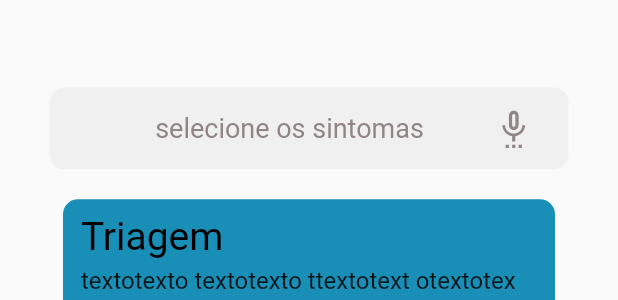
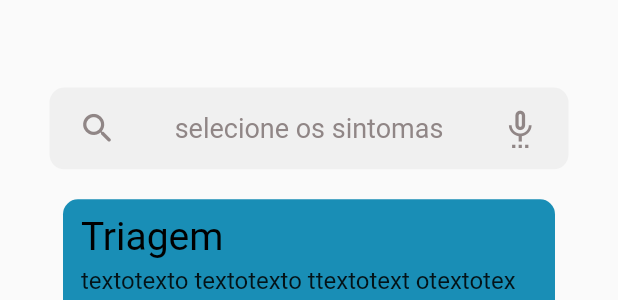
Before and after one commit to Igormachado90/Projeto-Integrador, a Flutter app: the Home1 widget shown alone on an empty page, opened directly, on a phone screen of 412 x 824 dp. Shown: the part 202-502 px from the top of the screen. Run offline on Flutter 3.47's test engine with Material 2 defaults, Android fonts, the phone set to English and light mode, and no system bars.

Commit message:
só atualizar#

```diff
--- a/lib/home.dart
+++ b/lib/home.dart
@@ -1,4 +1,5 @@
 import 'package:flutter/material.dart';
+import 'package:projeto_integrador/sintomas.dart';
 
 void main() {
   runApp(const CodeApp());
@@ -94,6 +95,11 @@ class Home1 extends StatelessWidget {
               Column(
                 mainAxisAlignment: MainAxisAlignment.center,
                 children: [
+                  Icon(
+                    Icons.search_rounded,
+                    size: 26.0,
+                    color: Color.fromARGB(237, 137, 126, 126),
+                  ),
                   // Align(
                   //   alignment: Alignment.center,
                   //   child: IconButton(
@@ -260,7 +266,14 @@ class Home1 extends StatelessWidget {
           child: Row(
             mainAxisAlignment: MainAxisAlignment.spaceAround,
             children: [
-              Container(
+              GestureDetector(
+                onTap: () {
+                  Navigator.push(
+                    context,
+                    MaterialPageRoute(builder: (context) => const Sintomas()),
+                    );
+                },
+                child: Container(
                   decoration: BoxDecoration(
                     borderRadius: BorderRadius.circular(10),
                     color: const Color.fromARGB(236, 184, 176, 176),
@@ -280,37 +293,15 @@ class Home1 extends StatelessWidget {
                     ],
                   ),
                 ),
-              Container(
-                decoration: BoxDecoration(
-                  borderRadius: BorderRadius.circular(10),
-                  color: const Color.fromARGB(236, 184, 176, 176),
               ),
-                width: 150,
-                child: const Column(
-                  children: [
-                    SizedBox(height: 110),
-                    Text(
-                      "Sintoma",
-                      style: TextStyle(
-                        fontSize: 19.5,
-                        fontWeight: FontWeight.w400,
-                        color: Colors.black,
-                      ),
-                    ),
-                  ],
-                ),
-              )
-            ],
-          ),
-        ),
-        Container(
-          width: 350,
-          height: 140,
-          margin: const EdgeInsets.only(top: 30),
-          child: Row(
-            mainAxisAlignment: MainAxisAlignment.spaceAround,
-            children: [
-              Container(
+              GestureDetector(
+                onTap: () {
+                  Navigator.push(
+                      context,
+                      MaterialPageRoute(
+                          builder: (context) => const Sintomas()));
+                },
+                child: Container(
                   decoration: BoxDecoration(
                     borderRadius: BorderRadius.circular(10),
                     color: const Color.fromARGB(236, 184, 176, 176),
@@ -330,7 +321,25 @@ class Home1 extends StatelessWidget {
                     ],
                   ),
                 ),
+              )
+            ],
+          ),
+        ),
         Container(
+          width: 350,
+          height: 140,
+          margin: const EdgeInsets.only(top: 30),
+          child: Row(
+            mainAxisAlignment: MainAxisAlignment.spaceAround,
+            children: [
+              GestureDetector(
+                onTap: () {
+                  Navigator.push(
+                    context,
+                    MaterialPageRoute(builder: (context) => const Sintomas()),
+                  );
+                },
+                child: Container(
                   decoration: BoxDecoration(
                     borderRadius: BorderRadius.circular(10),
                     color: const Color.fromARGB(236, 184, 176, 176),
@@ -349,6 +358,35 @@ class Home1 extends StatelessWidget {
                       ),
                     ],
                   ),
+                ),
+              ),
+              GestureDetector(
+                onTap: () {
+                  Navigator.push(
+                    context,
+                    MaterialPageRoute(builder: (context) => const Sintomas()),
+                  );
+                },
+                child: Container(
+                  decoration: BoxDecoration(
+                    borderRadius: BorderRadius.circular(10),
+                    color: const Color.fromARGB(236, 184, 176, 176),
+                  ),
+                  width: 150,
+                  child: const Column(
+                    children: [
+                      SizedBox(height: 110),
+                      Text(
+                        "Sintoma",
+                        style: TextStyle(
+                          fontSize: 19.5,
+                          fontWeight: FontWeight.w400,
+                          color: Colors.black,
+                        ),
+                      ),
+                    ],
+                  ),
+                ),
               )
             ],
           ),
--- a/pubspec.yaml
+++ b/pubspec.yaml
@@ -35,6 +35,8 @@ dependencies:
   # The following adds the Cupertino Icons font to your application.
   # Use with the CupertinoIcons class for iOS style icons.
   cupertino_icons: ^1.0.2
+  video_player: ^2.4.0
+  camera: ^0.10.5+5
 
 dev_dependencies:
   flutter_test:
```
Also changed, not shown: pubspec.lock, 1 other file. Lines whose indentation alone changed are shown as unchanged.
